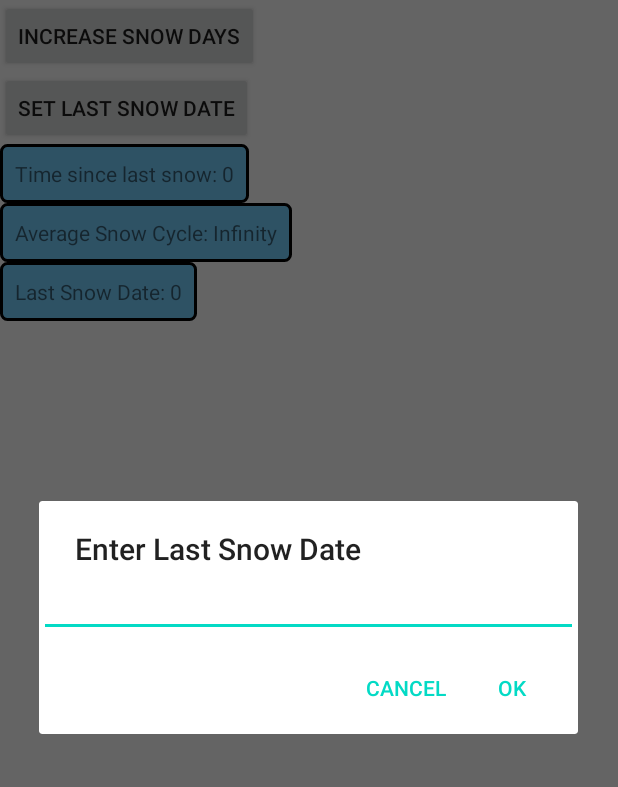
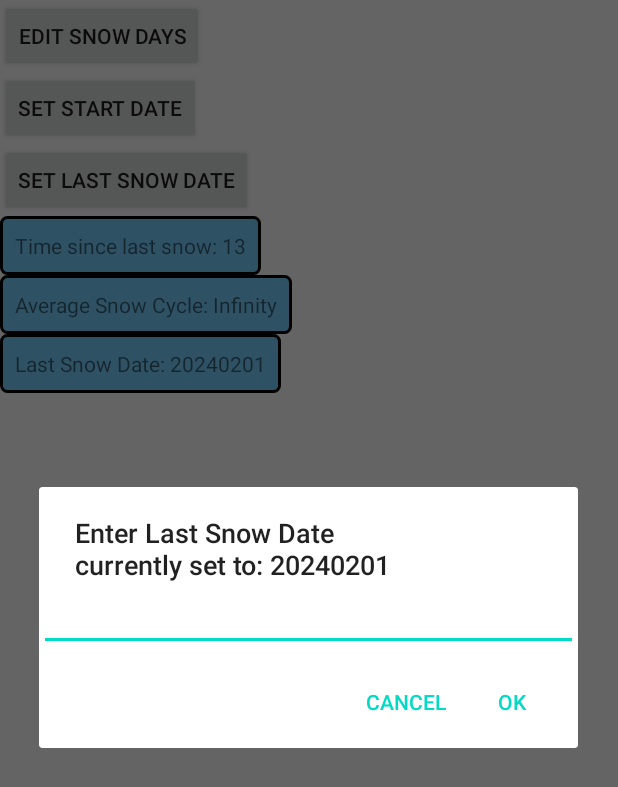
Before and after one commit to rmunuu/Endurance, an Android app: the screen it shows after launch (MainActivity), after a tap on "SET LAST SNOW DATE", on a phone screen of 412 x 824 dp. Shown: the top 787 px of the screen. Run offline under Robolectric (Android 15) with nearby library versions, the phone set to English and light mode, and no system bars; our stand-ins replace navigation-ui.

Commit message:
get date and calculate

```diff
--- a/app/build.gradle
+++ b/app/build.gradle
@@ -7,7 +7,7 @@ android {
 
     defaultConfig {
         applicationId "com.example.endurence"
-        minSdk 21
+        minSdk 26
         targetSdk 32
         versionCode 1
         versionName "1.0"
--- /dev/null
+++ b/app/src/main/java/com/example/endurence/DateUtils.java
@@ -0,0 +1,11 @@
+package com.example.endurence;
+
+import java.time.LocalDate;
+import java.time.format.DateTimeFormatter;
+
+public class DateUtils {
+    public static LocalDate parseDate(String dateString) {
+        DateTimeFormatter formatter = DateTimeFormatter.ofPattern("yyyyMMdd");
+        return LocalDate.parse(dateString, formatter);
+    }
+}
--- a/app/src/main/java/com/example/endurence/MainActivity.java
+++ b/app/src/main/java/com/example/endurence/MainActivity.java
@@ -22,10 +22,15 @@ import android.widget.Button;
 import android.widget.EditText;
 import android.widget.TextView;
 
+import java.time.LocalDate;
+import java.time.temporal.ChronoUnit;
+import java.util.Date;
+
 public class MainActivity extends AppCompatActivity {
 
     private int value1 = 0;
-    private int value2 = 0;
+    private String start_date = "";
+    private String last_date = "";
     private SharedPreferences sharedPref;
 
     private TextView timeSinceLastSnowTextView;
@@ -56,14 +61,41 @@ public class MainActivity extends AppCompatActivity {
             }
         });*/
 
+
+        // 시작 날짜, 마지막 눈 날짜, 현재 날짜
+        //LocalDate start_date = LocalDate.of(LocalDate.now().getYear(), 1, 1);
+        //LocalDate last_date = DateUtils.parseDate(value2);
+        //LocalDate today = LocalDate.now();
+
+
+        //String startDateString = start_date.toString(); // 기록 시작일
+        //String todayDateString = today.toString(); // 오늘 날짜
+        // value 2가 마지막으로 눈온 날짜
+
         sharedPref = getSharedPreferences("MyApp", MODE_PRIVATE);
         value1 = sharedPref.getInt("value1", 0);
-        value2 = sharedPref.getInt("value2", 0);
+        //value2 = sharedPref.getString("value2", "");
+
+        timeSinceLastSnowTextView = findViewById(R.id.timeSinceLastSnow);
+        averageSnowCycleTextView = findViewById(R.id.averageSnowCycle);
+        lastSnowDateTextView = findViewById(R.id.lastSnowDate);
+
+        start_date = sharedPref.getString("start_date", "20240101");
+        last_date = sharedPref.getString("last_date", "20240201");
 
 
-        timeSinceLastSnowTextView = findViewById(R.id.timeSinceLastSnow); // replace with actual ID
-        averageSnowCycleTextView = findViewById(R.id.averageSnowCycle); // replace with actual ID
-        lastSnowDateTextView = findViewById(R.id.lastSnowDate); // replace with actual ID
+
+        /*
+        SharedPreferences.Editor editor = sharedPref.edit();
+
+        editor.putString("start", startDateString);
+        //editor.putString("now", todayDateString);
+        editor.apply();
+
+         */
+
+
+
 
 
         /*
@@ -79,6 +111,8 @@ public class MainActivity extends AppCompatActivity {
 
         Button button1 = findViewById(R.id.button1);
         Button button2 = findViewById(R.id.button2);
+        Button button3 = findViewById(R.id.button3);
+
 
         /*
         button1.setOnClickListener(new View.OnClickListener() {
@@ -102,6 +136,13 @@ public class MainActivity extends AppCompatActivity {
             @Override
             public void onClick(View v) {
                 showDataInputDialog2();
+            }
+        });
+
+        button3.setOnClickListener(new View.OnClickListener() {
+            @Override
+            public void onClick(View v) {
+                showDataInputDialog3();
             }
         });
 
@@ -130,12 +171,31 @@ public class MainActivity extends AppCompatActivity {
     private void showDataInputDialog2() {
         final EditText dateInput = new EditText(this);
         new AlertDialog.Builder(this)
-                .setTitle("Enter Last Snow Date")
+                .setTitle("Enter Start Date\ncurrently set to: "+start_date)
                 .setView(dateInput)
                 .setPositiveButton("OK", new DialogInterface.OnClickListener() {
                     public void onClick(DialogInterface dialog, int whichButton) {
                         try {
-                            value2 = Integer.parseInt(dateInput.getText().toString());
+                            start_date = dateInput.getText().toString();
+                            saveData();
+                            updateUI();
+                        } catch (NumberFormatException e) {
+                            // Handle wrong input
+                        }
+                    }
+                })
+                .setNegativeButton("Cancel", null).show();
+    }
+
+    private void showDataInputDialog3() {
+        final EditText dateInput = new EditText(this);
+        new AlertDialog.Builder(this)
+                .setTitle("Enter Last Snow Date\ncurrently set to: "+last_date)
+                .setView(dateInput)
+                .setPositiveButton("OK", new DialogInterface.OnClickListener() {
+                    public void onClick(DialogInterface dialog, int whichButton) {
+                        try {
+                            last_date = dateInput.getText().toString();
                             saveData();
                             updateUI();
                         } catch (NumberFormatException e) {
@@ -149,19 +209,29 @@ public class MainActivity extends AppCompatActivity {
     private void updateUI() {
         TextView timeSinceLastSnowTextView = findViewById(R.id.timeSinceLastSnow); // replace with your actual TextView ID
         // ... update TextViews based on value1 and value2 ...
-        timeSinceLastSnowTextView.setText("Time since last snow: " + value1);
 
-        float calculatedAverageCycle = (float)30/(value1);
+        LocalDate today = LocalDate.now();
+        LocalDate start_date_real = DateUtils.parseDate(start_date);
+        LocalDate last_date_real = DateUtils.parseDate(last_date);
 
+        long daysSinceStartDate = ChronoUnit.DAYS.between(start_date_real, today);
+        long daysSinceLastSnow = ChronoUnit.DAYS.between(last_date_real, today);
+        daysSinceLastSnow ++;
+
+        //float calculatedAverageCycle = (float)daysSinceStartDate/(value1);
+        float calculatedAverageCycle = (float)daysSinceStartDate/(value1);
+
+        timeSinceLastSnowTextView.setText("Time since last snow: " + daysSinceLastSnow);
         averageSnowCycleTextView.setText("Average Snow Cycle: " + calculatedAverageCycle);
-        lastSnowDateTextView.setText("Last Snow Date: " + value2);
+        lastSnowDateTextView.setText("Last Snow Date: " + last_date);
     }
 
     // Method to save data in SharedPreferences
     private void saveData() {
         SharedPreferences.Editor editor = sharedPref.edit();
         editor.putInt("value1", value1);
-        editor.putInt("value2", value2);
+        editor.putString("start_date", start_date);
+        editor.putString("last_date", last_date);
         editor.apply();
     }
 
--- a/app/src/main/res/layout/activity_main.xml
+++ b/app/src/main/res/layout/activity_main.xml
@@ -6,14 +6,21 @@
         android:id="@+id/button1"
         android:layout_width="wrap_content"
         android:layout_height="wrap_content"
-        android:text="@string/increase_snow_days"/>
+        android:text="@string/edit_snow_days"/>
 
     <Button
         android:id="@+id/button2"
         android:layout_width="wrap_content"
         android:layout_height="wrap_content"
+        android:text="@string/set_start_date"
+        android:layout_below="@id/button1"/>
+
+    <Button
+        android:id="@+id/button3"
+        android:layout_width="wrap_content"
+        android:layout_height="wrap_content"
         android:text="@string/set_last_snow_date"
-        android:layout_below="@id/button1"/>
+        android:layout_below="@id/button2"/>
 
     <TextView
         android:id="@+id/timeSinceLastSnow"
@@ -22,7 +29,7 @@
         android:text="@string/time_since_last_snow"
         android:background="@drawable/textview_box"
         android:padding="10dp"
-        android:layout_below="@id/button2"/>
+        android:layout_below="@id/button3"/>
 
     <TextView
         android:id="@+id/averageSnowCycle"
--- a/app/src/main/res/values/strings.xml
+++ b/app/src/main/res/values/strings.xml
@@ -10,7 +10,8 @@
     <string name="hello_first_fragment">Hello first fragment</string>
     <string name="hello_second_fragment">Hello second fragment. Arg: %1$s</string>
 
-    <string name="increase_snow_days">Increase Snow Days</string>
+    <string name="edit_snow_days">Edit Snow Days</string>
+    <string name="set_start_date">Set Start Date</string>
     <string name="set_last_snow_date">Set Last Snow Date</string>
     <string name="time_since_last_snow">Time since last snow</string>
     <string name="average_snow_cycle">Average Snow Cycle</string>
```
